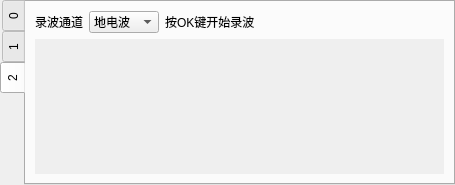
The window that Gui/MainMenu/Menu6/DebugSet/debugui.ui (rpdhunter/swbox) describes before a commit, drawn with Qt 5.
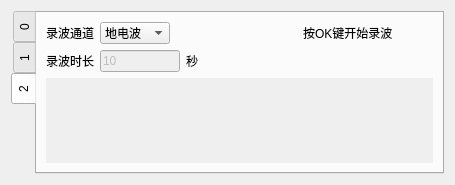
The same window after the commit.

```diff
--- a/Gui/MainMenu/Menu6/DebugSet/debugui.ui
+++ b/Gui/MainMenu/Menu6/DebugSet/debugui.ui
@@ -13,15 +13,9 @@
   <property name="windowTitle">
    <string>Form</string>
   </property>
+  <layout class="QVBoxLayout" name="verticalLayout_2">
+   <item>
   <widget class="QTabWidget" name="tabWidget">
-   <property name="geometry">
-    <rect>
-     <x>0</x>
-     <y>0</y>
-     <width>455</width>
-     <height>185</height>
-    </rect>
-   </property>
    <property name="tabPosition">
     <enum>QTabWidget::West</enum>
    </property>
@@ -237,7 +231,9 @@
     </attribute>
     <layout class="QVBoxLayout" name="verticalLayout">
      <item>
-      <layout class="QHBoxLayout" name="horizontalLayout">
+        <layout class="QHBoxLayout" name="horizontalLayout_4">
+         <item>
+          <layout class="QHBoxLayout" name="horizontalLayout_3">
        <item>
         <widget class="QLabel" name="label">
          <property name="text">
@@ -259,6 +255,23 @@
          </item>
         </widget>
        </item>
+          </layout>
+         </item>
+         <item>
+          <spacer name="horizontalSpacer_3">
+           <property name="orientation">
+            <enum>Qt::Horizontal</enum>
+           </property>
+           <property name="sizeHint" stdset="0">
+            <size>
+             <width>40</width>
+             <height>20</height>
+            </size>
+           </property>
+          </spacer>
+         </item>
+         <item>
+          <layout class="QHBoxLayout" name="horizontalLayout_2">
        <item>
         <widget class="QLabel" name="lab_recWv">
          <property name="sizePolicy">
@@ -272,6 +285,68 @@
          </property>
         </widget>
        </item>
+           <item>
+            <spacer name="horizontalSpacer_4">
+             <property name="orientation">
+              <enum>Qt::Horizontal</enum>
+             </property>
+             <property name="sizeHint" stdset="0">
+              <size>
+               <width>40</width>
+               <height>20</height>
+              </size>
+             </property>
+            </spacer>
+           </item>
+          </layout>
+         </item>
+        </layout>
+       </item>
+       <item>
+        <layout class="QHBoxLayout" name="horizontalLayout">
+         <item>
+          <widget class="QLabel" name="label_2">
+           <property name="text">
+            <string>录波时长</string>
+           </property>
+          </widget>
+         </item>
+         <item>
+          <widget class="QLineEdit" name="lineEdit_time">
+           <property name="enabled">
+            <bool>false</bool>
+           </property>
+           <property name="maximumSize">
+            <size>
+             <width>80</width>
+             <height>16777215</height>
+            </size>
+           </property>
+           <property name="text">
+            <string>10</string>
+           </property>
+          </widget>
+         </item>
+         <item>
+          <widget class="QLabel" name="label_6">
+           <property name="text">
+            <string>秒</string>
+           </property>
+          </widget>
+         </item>
+         <item>
+          <spacer name="horizontalSpacer_5">
+           <property name="orientation">
+            <enum>Qt::Horizontal</enum>
+           </property>
+           <property name="sizeHint" stdset="0">
+            <size>
+             <width>40</width>
+             <height>20</height>
+            </size>
+           </property>
+          </spacer>
+         </item>
       </layout>
      </item>
      <item>
@@ -290,8 +365,8 @@
          <rect>
           <x>0</x>
           <y>0</y>
-          <width>406</width>
-          <height>130</height>
+            <width>388</width>
+            <height>77</height>
          </rect>
         </property>
        </widget>
@@ -300,6 +375,8 @@
     </layout>
    </widget>
   </widget>
+   </item>
+  </layout>
  </widget>
  <resources/>
  <connections/>
```
Lines whose indentation alone changed are shown as unchanged.
